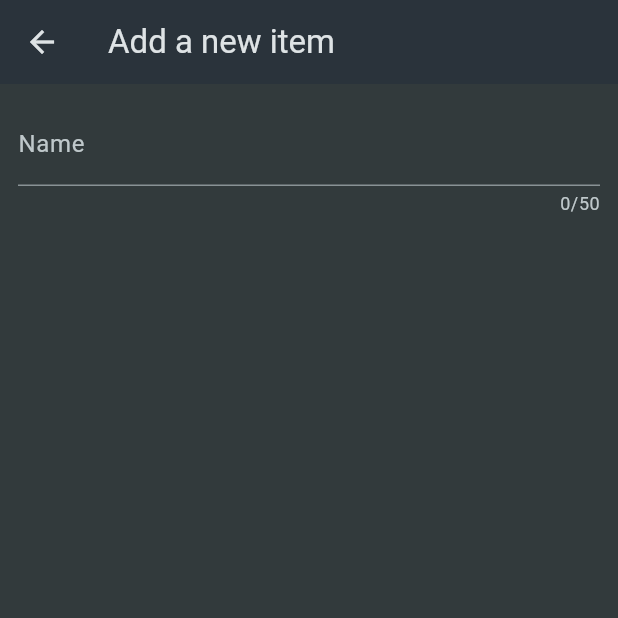
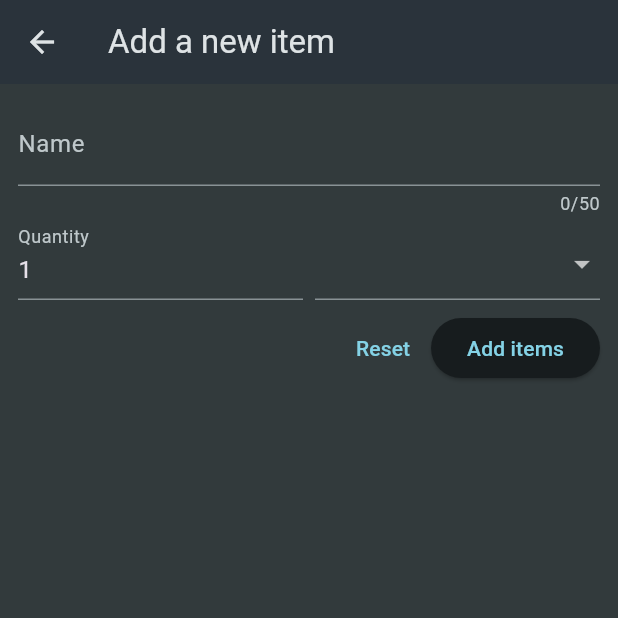
Before and after one commit to ducntapp/flutter-tutorial, a Flutter app: the screen it shows after launch, after a tap on the "add" icon, on a phone screen of 412 x 824 dp, the top half of it. Run offline on Flutter 3.47's test engine with Material 3 defaults, Android fonts, the phone set to English and light mode, and no system bars.

Commit message:
done shopping app

```diff
--- a/lib/screens/home.dart
+++ b/lib/screens/home.dart
@@ -1,18 +1,40 @@
-import 'package:f_tutorial/data/dummy.dart';
+
+import 'package:f_tutorial/models/grocery.dart';
 import 'package:f_tutorial/screens/new_item.dart';
 import 'package:f_tutorial/widgets/grocery_list.dart';
 import 'package:flutter/material.dart';
 import 'package:flutter/widgets.dart';
 
-class HomeScreen extends StatelessWidget {
+class HomeScreen extends StatefulWidget {
   const HomeScreen({super.key});
 
-  void handleAdd(BuildContext ctx) {
-    Navigator.of(ctx).push(
+  @override
+  State<HomeScreen> createState() => _HomeScreenState();
+}
+
+class _HomeScreenState extends State<HomeScreen> {
+  final List<GroceryItem> _groceryItems = [];
+
+
+  void handleAdd(BuildContext ctx) async {
+    final newItem = await Navigator.of(ctx).push<GroceryItem>(
       MaterialPageRoute(
         builder: (ctx) => const NewItem(),
       ),
     );
+    if(newItem == null){
+      return;
+    }
+
+    setState((){
+      _groceryItems.add(newItem);
+    });
+  }
+
+  void handleDelete(GroceryItem item){
+    setState((){
+      _groceryItems.remove(item);
+    });
   }
 
   @override
@@ -27,7 +49,7 @@ class HomeScreen extends StatelessWidget {
           )
         ],
       ),
-      body: GroceryList(groceryList: groceryItems),
+      body: GroceryList(groceryList: _groceryItems, onDelete: handleDelete),
     );
   }
 }
--- a/lib/screens/new_item.dart
+++ b/lib/screens/new_item.dart
@@ -1,3 +1,7 @@
+import 'package:f_tutorial/data/dummy.dart';
+import 'package:f_tutorial/enum/index.dart';
+import 'package:f_tutorial/models/category.dart';
+import 'package:f_tutorial/models/grocery.dart';
 import 'package:flutter/material.dart';
 import 'package:flutter/widgets.dart';
 
@@ -11,6 +15,25 @@ class NewItem extends StatefulWidget {
 }
 
 class _NewItemState extends State<NewItem> {
+  final _formkey = GlobalKey<FormState>();
+  String _enteredName = '';
+  int _enterQuantity = 1;
+  var _selectedCategory = categories[Categories.carbs];
+
+  void _saveItem() {
+    if (_formkey.currentState!.validate()) {
+      _formkey.currentState!.save();
+      Navigator.of(context).pop(
+        GroceryItem(
+          id: DateTime.now().toString(),
+          name: _enteredName,
+          quantity: _enterQuantity,
+          category: _selectedCategory,
+        ),
+      );
+    }
+  }
+
   @override
   Widget build(BuildContext context) {
     return Scaffold(
@@ -20,6 +43,7 @@ class _NewItemState extends State<NewItem> {
       body: Container(
         padding: const EdgeInsets.all(12),
         child: Form(
+          key: _formkey,
           child: Column(
             children: [
               TextFormField(
@@ -27,10 +51,93 @@ class _NewItemState extends State<NewItem> {
                 decoration: const InputDecoration(
                   label: Text('Name'),
                 ),
-                validator: (value){
-
+                validator: (value) {
+                  if (value == null ||
+                      value.isEmpty ||
+                      value.trim().length <= 1 ||
+                      value.trim().length > 50) {
+                    return 'Must be between 1 and 50 characters';
+                  }
+                  return null;
+                },
+                onSaved: (value) {
+                  _enteredName = value!;
                 },
               ),
+              Row(
+                crossAxisAlignment: CrossAxisAlignment.end,
+                children: [
+                  Expanded(
+                    child: TextFormField(
+                      decoration:
+                          const InputDecoration(label: Text('Quantity')),
+                      initialValue: _enterQuantity.toString(),
+                      keyboardType: TextInputType.number,
+                      validator: (value) {
+                        if (value == null ||
+                            value.isEmpty ||
+                            int.tryParse(value)! <= 0 ||
+                            int.tryParse(value) == null) {
+                          return 'Must be a valid, positive number';
+                        }
+                        return null;
+                      },
+                      onSaved: (value) {
+                        _enterQuantity = int.parse(value!);
+                      },
+                    ),
+                  ),
+                  const SizedBox(
+                    width: 8,
+                  ),
+                  Expanded(
+                    child: DropdownButtonFormField(
+                      items: [
+                        for (final category in categories.entries)
+                          DropdownMenuItem(
+                            value: category.value,
+                            child: Row(
+                              children: [
+                                Container(
+                                  width: 16,
+                                  height: 16,
+                                  color: category.value.color,
+                                ),
+                                const SizedBox(
+                                  width: 6,
+                                ),
+                                Text(category.value.title)
+                              ],
+                            ),
+                          )
+                      ],
+                      onChanged: (value) {
+                        setState(() {
+                          _selectedCategory = value;
+                        });
+                      },
+                    ),
+                  ),
+                ],
+              ),
+              const SizedBox(
+                height: 8,
+              ),
+              Row(
+                mainAxisAlignment: MainAxisAlignment.end,
+                children: [
+                  TextButton(
+                    onPressed: () {
+                      _formkey.currentState!.reset();
+                    },
+                    child: const Text('Reset'),
+                  ),
+                  ElevatedButton(
+                    onPressed: _saveItem,
+                    child: const Text('Add items'),
+                  )
+                ],
+              )
             ],
           ),
         ),
--- a/lib/widgets/grocery_list.dart
+++ b/lib/widgets/grocery_list.dart
@@ -3,15 +3,31 @@ import 'package:f_tutorial/widgets/grocery_item.dart';
 import 'package:flutter/material.dart';
 
 class GroceryList extends StatelessWidget {
-  const GroceryList({super.key, required this.groceryList});
+  const GroceryList(
+      {super.key, required this.groceryList, required this.onDelete});
 
   final List<GroceryItem> groceryList;
+  final void Function(GroceryItem item) onDelete;
 
   @override
   Widget build(BuildContext context) {
-    return ListView.builder(
-      itemCount: groceryList.length,
-      itemBuilder: (ctx, index) => GroceryItemWidget(item: groceryList[index]),
-    );
+    return groceryList.isEmpty
+        ? const Column(
+            mainAxisSize: MainAxisSize.min,
+            children: [
+              Center(
+                child: Text('No items yet!'),
+              )
+            ],
+          )
+        : ListView.builder(
+            itemCount: groceryList.length,
+            itemBuilder: (ctx, index) => Dismissible(
+                onDismissed: (direction) {
+                  onDelete(groceryList[index]);
+                },
+                key: ValueKey(groceryList[index].id),
+                child: GroceryItemWidget(item: groceryList[index])),
+          );
   }
 }
```
Also changed, not shown: lib/data/dummy.dart (+0 -18 lines).
